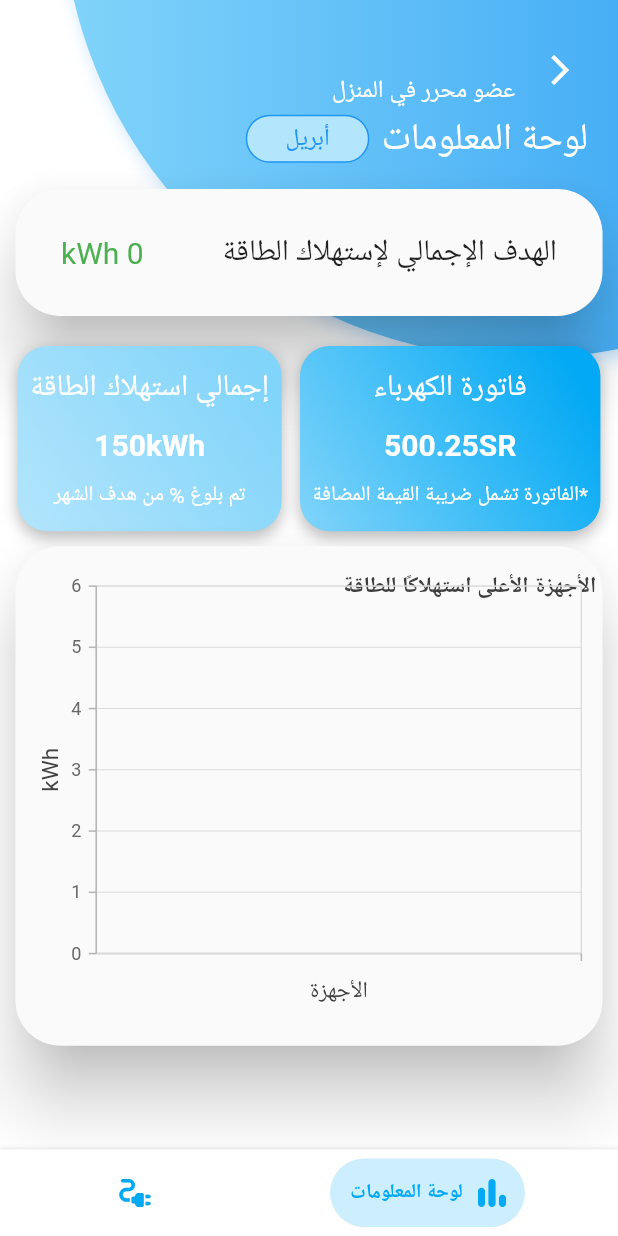
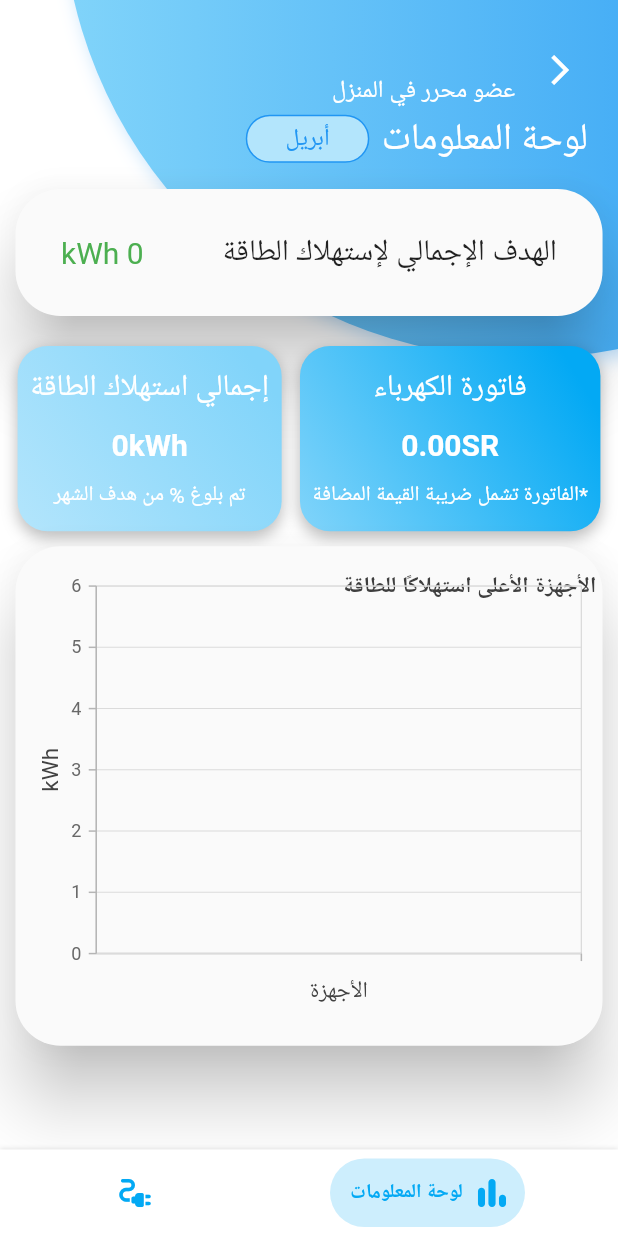
Before and after one commit to reemswe/rashd, a Flutter app: the screen it shows once a user with an empty profile is signed in, after a tap on the "delete forever" icon, on a phone screen of 412 x 824 dp. Run offline on Flutter 3.47's test engine with Material 2 defaults, Android fonts, the phone set to English and light mode, and no system bars; drawn by our look-alikes of bottom_navy_bar; our stand-ins replace cloud_firestore, firebase_auth, firebase_core, firebase_database, firebase_messaging, flutter_local_notifications and 8 more; missing offline and left inert: flex_color_picker, flutter_share, month_year_picker, wifi_iot, workmanager; accounts and stored records are empty; project files that could hold a hidden picture were left out.

Commit message:
total consumption and total electricity bill

```diff
--- a/lib/Dashboard/dashboard.dart
+++ b/lib/Dashboard/dashboard.dart
@@ -123,18 +123,13 @@ class _dashboardState extends State<dashboard> {
   double electricityBill = 0;
   double percentage = 0;
   double energyFromBill = 0;
-  //late DateTime _selected;
   DateTime? _selected;
   var devicesID;
   @override
   void initState() {
     super.initState();
     devicesID = [];
-
-    //  _selected = DateTime.now();
     month = months[DateTime.now().month];
-    // getDeviceRealtimeData();
-    // getDeviceID();
     getData();
     setState(() {
       // FirebaseFirestore.instance
@@ -194,8 +189,6 @@ class _dashboardState extends State<dashboard> {
   Widget build(BuildContext context) {
     final double height = MediaQuery.of(context).size.height;
     final double width = MediaQuery.of(context).size.width;
-    calculateBill(10000);
-    calculateEnergy(1080);
 
     var LRPadding = width * 0.025;
 
@@ -924,32 +917,33 @@ class _dashboardState extends State<dashboard> {
               });
             }
           });
+
 //get monthlyConsumption fireStore
-          // var collection2 = await FirebaseFirestore.instance
-          //     .collection('houseAccount')
-          //     .doc(widget.houseID)
-          //     .collection('houseDevices')
-          //     .doc(docID)
-          //     .collection('monthlyConsumption');
+          var collection2 = await FirebaseFirestore.instance
+              .collection('houseAccount')
+              .doc(widget.houseID)
+              .collection('houseDevices')
+              .doc(docID)
+              .collection('monthlyConsumption');
 
-          // collection2.snapshots().listen(((querySnapshot) {
-          //   // print(doc.data().values);
-          //   for (var doc in querySnapshot.docs) {
-          //     if (doc.exists) {
-          //       print('====================m===================');
-          //       Map<String, dynamic> data = doc.data();
-          //       print(data);
-          //       print(data[selectedYearMonth]);
-          //       //if(data[month] != null)
-          //       monthlyCons = double.parse(data[selectedYearMonth].toString());
-          //       print(monthlyCons);
-          //       // setState(() {
-          //       //   chartData.add(ChartData(name, comonthlyCons, Color(value)));
-          //       // });
-          //     }
-          //   }
-          //   print(monthlyCons);
-          // }));
+          collection2.snapshots().listen(((querySnapshot) {
+            // print(doc.data().values);
+            for (var doc in querySnapshot.docs) {
+              if (doc.exists) {
+                print('====================m===================');
+                Map<String, dynamic> data = doc.data();
+                print(data);
+                print(data[selectedYearMonth]);
+                //if(data[month] != null)
+                monthlyCons = double.parse(data[selectedYearMonth].toString());
+                print(monthlyCons);
+                // setState(() {
+                //   chartData.add(ChartData(name, comonthlyCons, Color(value)));
+                // });
+              }
+            }
+            print(monthlyCons);
+          }));
 
           print('////////////////////////////////');
           print('name $name');
@@ -1006,6 +1000,7 @@ class _dashboardState extends State<dashboard> {
     // to get data from all documents sequentially
     collection.snapshots().listen((querySnapshot) {
       chartData.clear();
+      total = 0;
       for (var doc in querySnapshot.docs) {
         Map<String, dynamic> data = doc.data(); // <-- Retrieving the value.
 
@@ -1014,7 +1009,9 @@ class _dashboardState extends State<dashboard> {
         var color = data['color'].split('(0x')[1].split(')')[0];
         String name = data['name'];
         int value = int.parse(color, radix: 16);
-        double cons = data['currentConsumption'];
+        double consum = 0;
+        if (data['currentConsumption'] != null)
+          consum = double.parse(data['currentConsumption'].toString());
         print('========================');
 
         //get currentConsumption from realtime
@@ -1030,25 +1027,31 @@ class _dashboardState extends State<dashboard> {
             data.forEach((key, values) {
               if (key == 'currentConsumption') {
                 String name = key; //the name of the attribute
-                cons = values['currentConsumption'];
+                consum = values['currentConsumption'];
               }
             });
           }
         });
         setState(() {
-          // print(data['currentConsumption']);
-          // var color = data['color'].split('(0x')[1].split(')')[0];
-          // print('color $color');
-          // int value = int.parse(color, radix: 16);
-          // print('value $value');
-          // String name = data['name'];
-          // double consum = double.parse(data['currentConsumption'].toString());
-          chartData.add(ChartData(name, cons, Color(value)));
+          total += consum.toInt();
+          chartData.add(ChartData(name, consum, Color(value)));
         });
       }
+      //set total consumption and bill
+      setState(() {
+        String percentageStr = '';
+        percentageStr = ((total / int.parse('100')) * 100).toStringAsFixed(1);
+        energyData[1][1] = '${total}kWh';
+        percentage = (total / int.parse('100')) * 100;
+        i = total;
+        calculateBill(total.toDouble());
+        String e = electricityBill.toStringAsFixed(2);
+        energyData[0][1] = '${e}SR';
+      });
+
       chartData.sort((a, b) => b.y.compareTo(a.y));
       chartData = chartData.take(10).toList();
-      chartData.shuffle();
+      //  chartData.shuffle();
     });
   }
 
```
